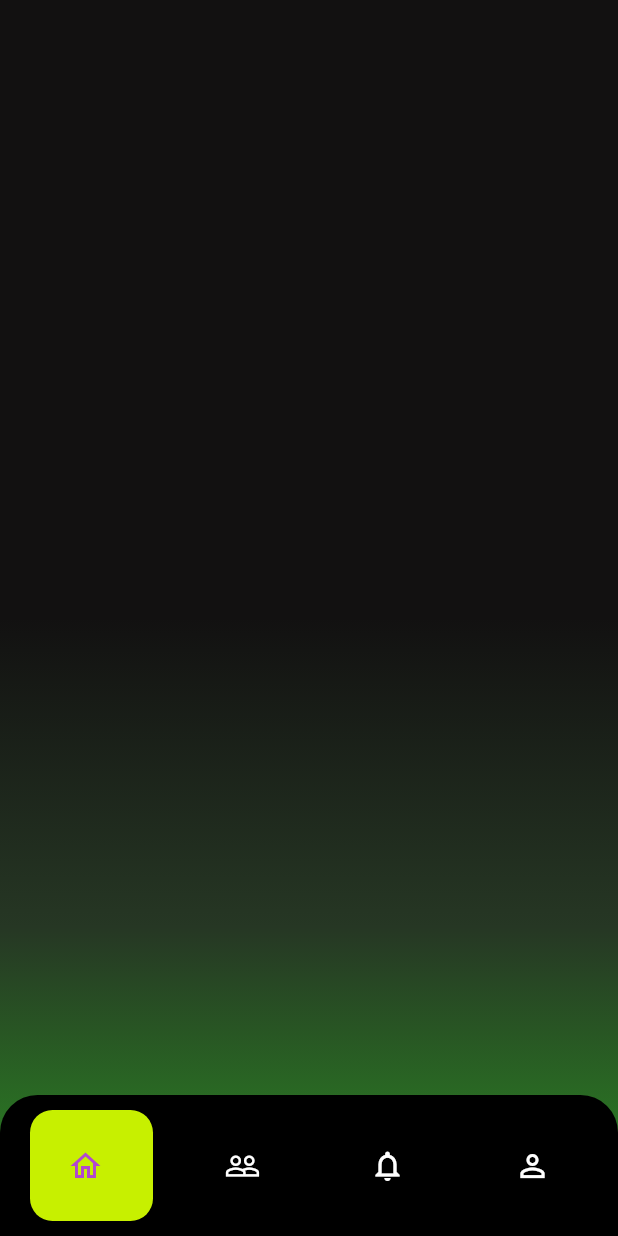
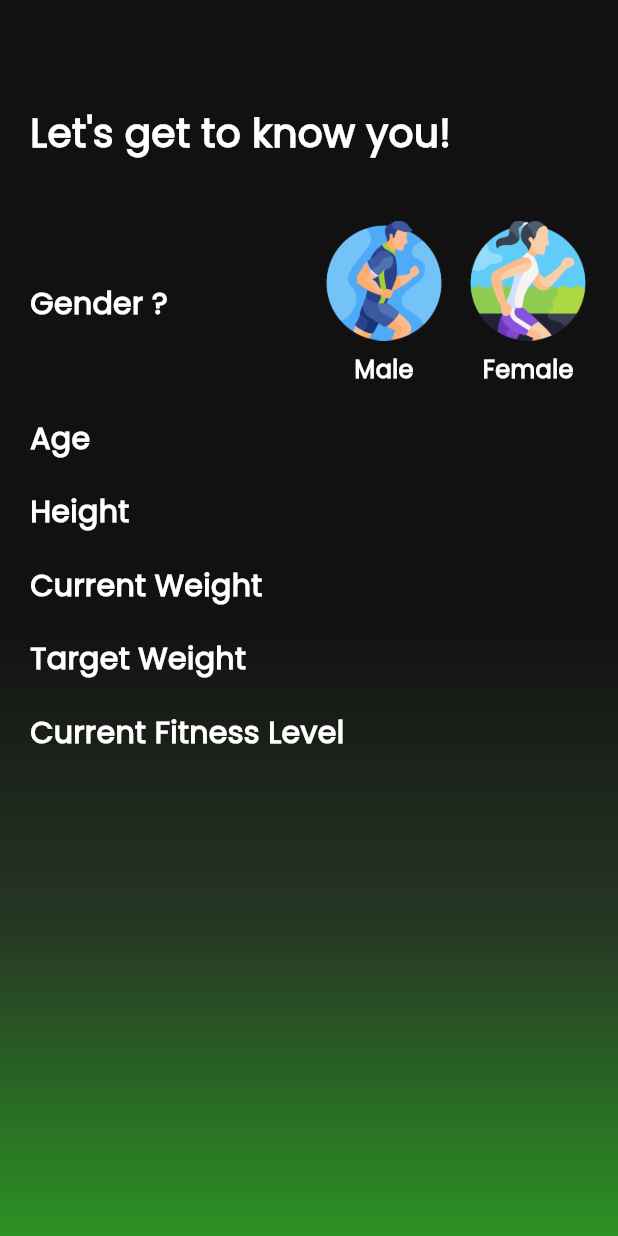
Before and after one commit to islamhussein1911/FlexOra, a Flutter app: the screen it shows after launch, on a phone screen of 412 x 824 dp. Run offline on Flutter 3.47's test engine with Material 3 defaults, Android fonts, the phone set to English and light mode, and no system bars; drawn by our look-alikes of google_nav_bar; our stand-ins replace gradient_borders, lottie, simple_gradient_text.

Commit message:
forgot password screens ui and registration cont.

```diff
--- a/lib/app.dart
+++ b/lib/app.dart
@@ -1,6 +1,7 @@
 import 'package:app/mainscreen.dart';
 import 'package:app/screens/account_screen.dart';
 import 'package:app/screens/friends_screen.dart';
+import 'package:app/screens/registration_screen_cont.dart';
 import 'package:flutter/material.dart';
 
 // // PUT THE SCREEN YOU WANT TO TEST OR RUN IN THE HOME PARAMETER BELOW
@@ -10,6 +11,9 @@ class MyApp extends StatelessWidget {
 
   @override
   Widget build(BuildContext context) {
-    return MaterialApp(debugShowCheckedModeBanner: false, home: MainsSreen());
+    return MaterialApp(
+      debugShowCheckedModeBanner: false,
+      home: RegistrationScreenCont(),
+    );
   }
 }
--- a/lib/screens/getStarted_screen.dart
+++ b/lib/screens/getStarted_screen.dart
@@ -5,6 +5,6 @@ class GetstartedScreen extends StatelessWidget {
 
   @override
   Widget build(BuildContext context) {
-    return Scaffold();
+    return Scaffold(backgroundColor: Colors.transparent);
   }
 }
--- /dev/null
+++ b/lib/screens/registration_screen_cont.dart
@@ -0,0 +1,103 @@
+import 'package:app/widgets/genderWidget.dart';
+import 'package:app/widgets/letsGetToKnowYouWidget.dart';
+import 'package:flutter/material.dart';
+
+class RegistrationScreenCont extends StatelessWidget {
+  const RegistrationScreenCont({super.key});
+
+  @override
+  Widget build(BuildContext context) {
+    return Container(
+      decoration: BoxDecoration(
+        gradient: LinearGradient(
+          colors: [Color(0xFF121111), Color(0xFF263724), Color(0xFF2C9223)],
+
+          begin: Alignment.center,
+          end: Alignment.bottomCenter,
+        ),
+      ),
+      child: Scaffold(
+        backgroundColor: Colors.transparent,
+        body: Padding(
+          padding: const EdgeInsets.symmetric(horizontal: 20, vertical: 30),
+          child: Column(
+            crossAxisAlignment: CrossAxisAlignment.start,
+            children: [
+              SizedBox(height: 40),
+              Text(
+                "Let's get to know you!",
+                style: TextStyle(
+                  color: Colors.white,
+                  fontSize: 26,
+                  fontWeight: FontWeight.bold,
+                  fontFamily: 'Poppins',
+                ),
+              ),
+              SizedBox(height: 40),
+              LetsGetToKnowYouWidget(
+                txt: "Gender ?",
+                widget: Row(
+                  children: [
+                    GenderWidget(gender: Gender.male),
+                    SizedBox(width: 16),
+                    GenderWidget(gender: Gender.female),
+                  ],
+                ),
+              ),
+              SizedBox(height: 20),
+              Text(
+                "Age",
+                style: TextStyle(
+                  color: Colors.white,
+                  fontSize: 20,
+                  fontWeight: FontWeight.bold,
+                  fontFamily: 'Poppins',
+                ),
+              ),
+              SizedBox(height: 20),
+              Text(
+                "Height",
+                style: TextStyle(
+                  color: Colors.white,
+                  fontSize: 20,
+                  fontWeight: FontWeight.bold,
+                  fontFamily: 'Poppins',
+                ),
+              ),
+              SizedBox(height: 20),
+              Text(
+                "Current Weight",
+                style: TextStyle(
+                  color: Colors.white,
+                  fontSize: 20,
+                  fontWeight: FontWeight.bold,
+                  fontFamily: 'Poppins',
+                ),
+              ),
+              SizedBox(height: 20),
+              Text(
+                "Target Weight",
+                style: TextStyle(
+                  color: Colors.white,
+                  fontSize: 20,
+                  fontWeight: FontWeight.bold,
+                  fontFamily: 'Poppins',
+                ),
+              ),
+              SizedBox(height: 20),
+              Text(
+                "Current Fitness Level",
+                style: TextStyle(
+                  color: Colors.white,
+                  fontSize: 20,
+                  fontWeight: FontWeight.bold,
+                  fontFamily: 'Poppins',
+                ),
+              ),
+            ],
+          ),
+        ),
+      ),
+    );
+  }
+}
--- /dev/null
+++ b/lib/widgets/age.dart
@@ -0,0 +1,10 @@
+import 'package:flutter/material.dart';
+
+class AgeWidget extends StatelessWidget {
+  const AgeWidget({super.key});
+
+  @override
+  Widget build(BuildContext context) {
+    return const Placeholder();
+  }
+}
--- /dev/null
+++ b/lib/widgets/genderWidget.dart
@@ -0,0 +1,47 @@
+import 'package:flutter/material.dart';
+
+enum Gender { male, female }
+
+class GenderWidget extends StatelessWidget {
+  final Gender gender;
+
+  const GenderWidget({super.key, required this.gender});
+
+  @override
+  Widget build(BuildContext context) {
+    return Material(
+      color: Colors.transparent,
+      borderRadius: BorderRadius.circular(12),
+      child: InkWell(
+        onTap: () {},
+        child: Container(
+          decoration: BoxDecoration(
+            color: Colors.transparent,
+            borderRadius: BorderRadius.circular(12),
+          ),
+          child: Column(
+            children: [
+              Image.asset(
+                gender == Gender.male
+                    ? 'assets/images/male.png'
+                    : 'assets/images/female.png',
+                height: 80,
+                width: 80,
+              ),
+              SizedBox(height: 8),
+              Text(
+                gender == Gender.male ? 'Male' : 'Female',
+                style: TextStyle(
+                  color: Colors.white,
+                  fontSize: 16,
+                  fontWeight: FontWeight.bold,
+                  fontFamily: 'Poppins',
+                ),
+              ),
+            ],
+          ),
+        ),
+      ),
+    );
+  }
+}
--- /dev/null
+++ b/lib/widgets/letsGetToKnowYouWidget.dart
@@ -0,0 +1,31 @@
+import 'package:flutter/material.dart';
+
+class LetsGetToKnowYouWidget extends StatelessWidget {
+  final String txt;
+  final Widget widget;
+  const LetsGetToKnowYouWidget({
+    super.key,
+    required this.txt,
+    required this.widget,
+  });
+
+  @override
+  Widget build(BuildContext context) {
+    return Row(
+      mainAxisAlignment: MainAxisAlignment.spaceBetween,
+      children: [
+        Text(
+          txt,
+          style: TextStyle(
+            color: Colors.white,
+            fontSize: 20,
+            fontWeight: FontWeight.bold,
+            fontFamily: 'Poppins',
+          ),
+        ),
+        SizedBox(width: 10),
+        widget,
+      ],
+    );
+  }
+}
--- a/pubspec.yaml
+++ b/pubspec.yaml
@@ -36,6 +36,7 @@ dependencies:
   google_nav_bar: ^5.0.7
   gradient_borders: ^1.0.2
   lottie: 3.3.1
+  numberpicker: ^2.1.2
   simple_gradient_text: ^1.3.0
   smooth_gradient: ^0.1.0
 
```
Also changed, not shown: assets/images/female.png (added), assets/images/male.png (added), lib/screens/forgot_password_screen1.dart (added), lib/screens/forgot_password_screen2.dart (added), lib/screens/forgot_password_screen3.dart (added), pubspec.lock, 1 other file.
